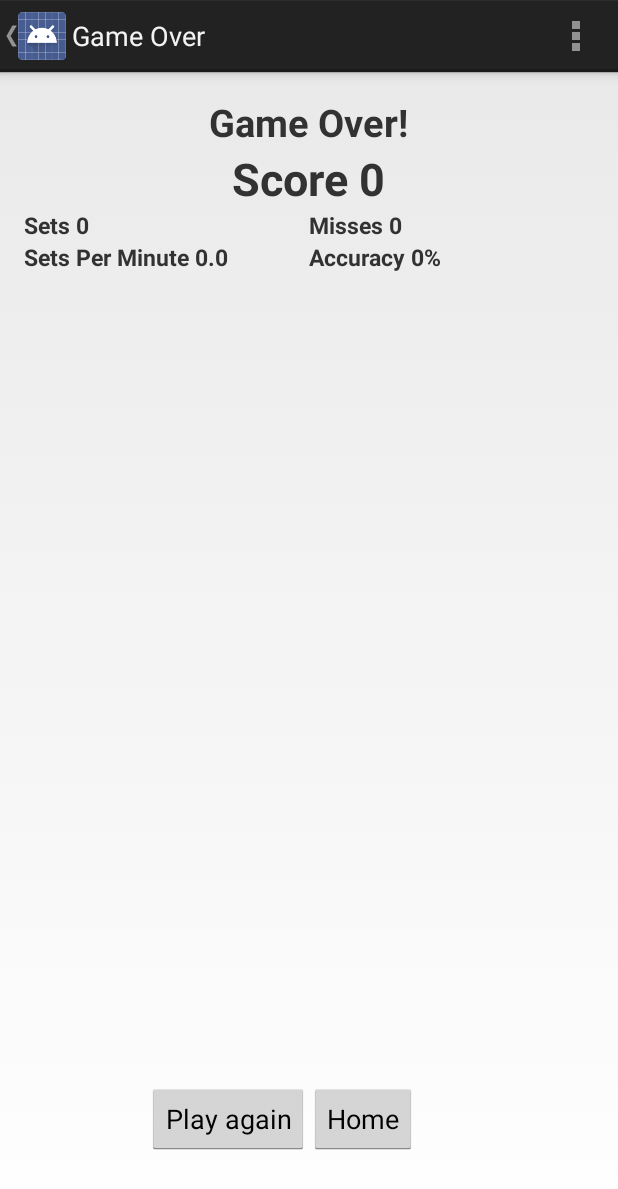
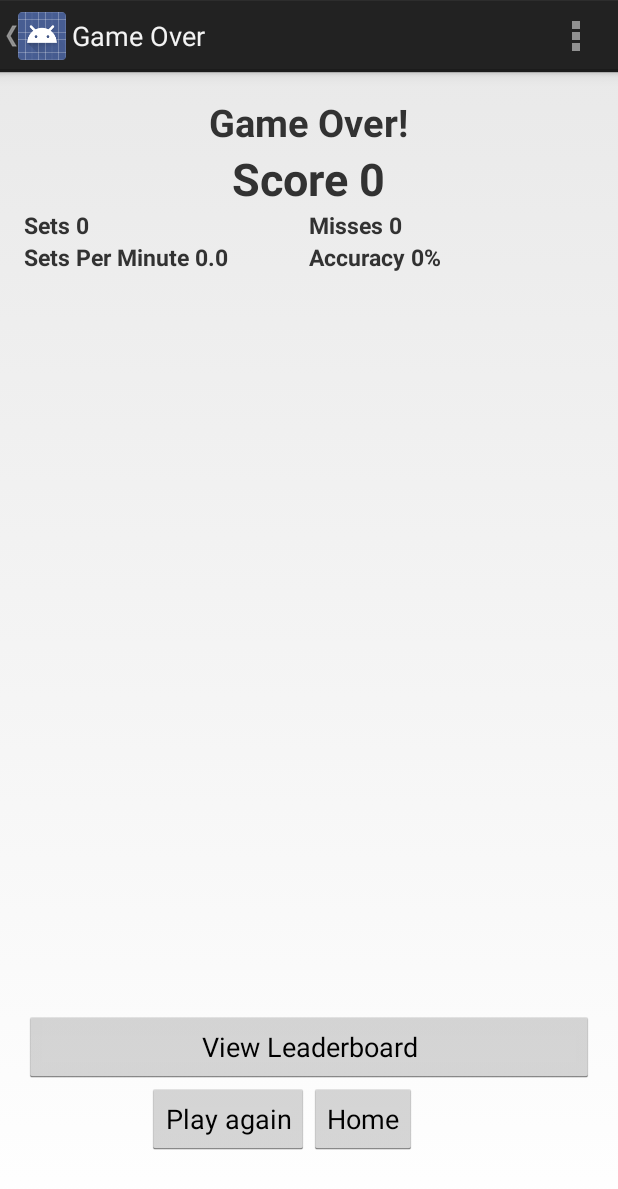
Before and after one commit to Kdoherty11/Android-Set, an Android app: the PracticeOver screen opened directly, with no data from a screen before it, on a phone screen of 412 x 824 dp. Shown: the top 1189 px of the screen. Run offline under Robolectric (Android 15) with nearby library versions, the phone set to English and light mode, and no system bars; libraries missing offline, so code that uses them is left out: retrofit.client; 4 statements that could not run were skipped.

Commit message:
Modified layout

```diff
--- a/app/src/main/res/layout/activity_login.xml
+++ b/app/src/main/res/layout/activity_login.xml
@@ -71,6 +71,7 @@
                 android:singleLine="true"
                 android:textColorHint="#cccccc" />
 
+            <!-- sign-in button -->
             <Button
                 android:id="@+id/btnLogin"
                 style="@style/DefaultButtonText"
--- a/app/src/main/res/layout/activity_practice_cpu_over.xml
+++ b/app/src/main/res/layout/activity_practice_cpu_over.xml
@@ -6,7 +6,7 @@
     android:paddingLeft="@dimen/activity_horizontal_margin"
     android:paddingRight="@dimen/activity_horizontal_margin"
     android:paddingTop="@dimen/activity_vertical_margin"
-    tools:context="com.kdoherty.set.activities.practice.CpuPracticeOver" >
+    tools:context="com.kdoherty.set.activities.CpuOver" >
 
     <TextView
         android:id="@+id/result"
--- a/app/src/main/res/layout/activity_practice_over.xml
+++ b/app/src/main/res/layout/activity_practice_over.xml
@@ -74,14 +74,20 @@
         android:textStyle="bold" />
 
     <Button
+        android:id="@+id/leaderboard"
+        android:layout_width="match_parent"
+        android:layout_height="wrap_content"
+        android:layout_above="@id/restart"
+        android:text="View Leaderboard"/>
+
+    <Button
         android:id="@+id/restart"
         android:layout_width="wrap_content"
         android:layout_height="wrap_content"
         android:layout_alignParentBottom="true"
         android:layout_toLeftOf="@id/centerPoint"
         android:layout_marginBottom="38dp"
-        android:text="@string/play_again"
-        android:onClick="restart"/>
+        android:text="@string/play_again"/>
 
     <Button
         android:id="@+id/home"
@@ -90,7 +96,6 @@
         android:layout_alignParentBottom="true"
         android:layout_toRightOf="@id/centerPoint"
         android:layout_marginBottom="38dp"
-        android:text="@string/home"
-        android:onClick="home"/>
+        android:text="@string/home"/>
 
 </RelativeLayout>
```
Also changed, not shown: app/src/main/res/layout/activity_practice.xml (+8 -0 lines), app/src/main/res/layout/activity_race.xml (+8 -0 lines), app/src/main/res/layout/activity_race_over.xml (+9 -0 lines).
